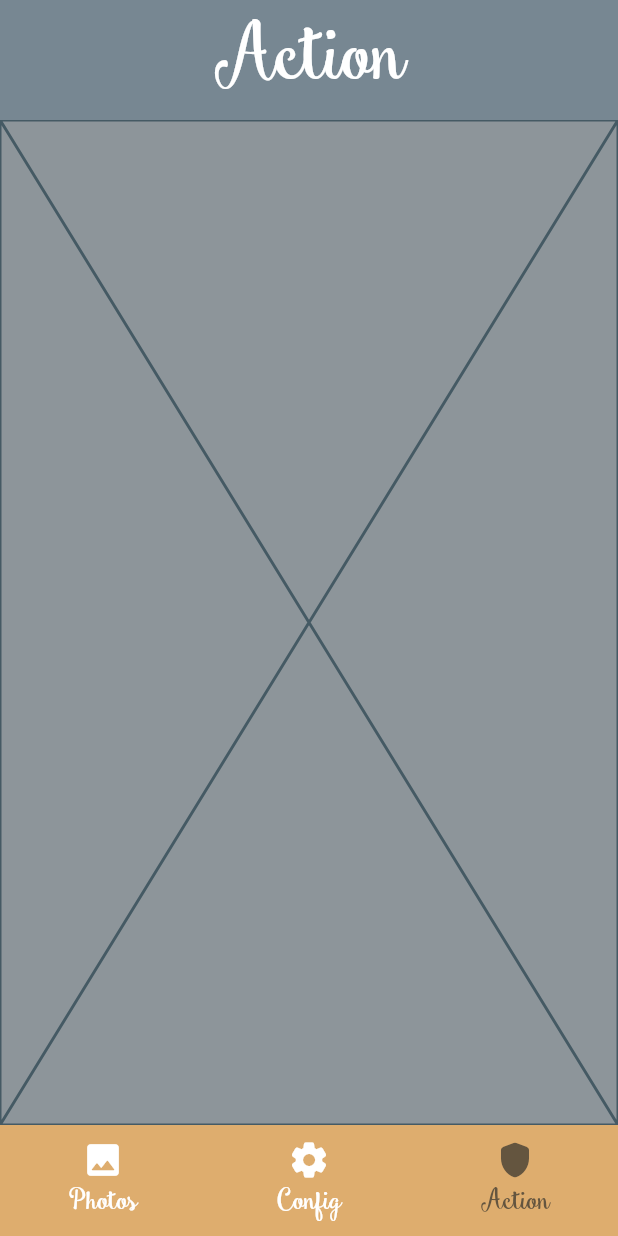
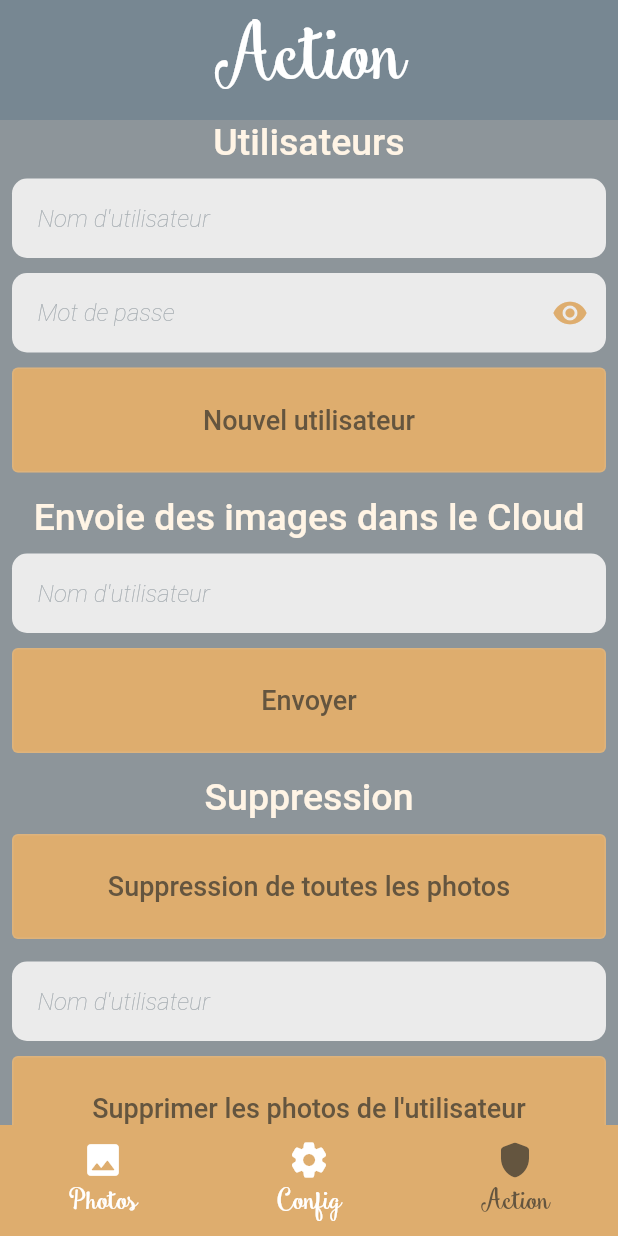
Before and after one commit to momo2555/fiebooth_portail, a Flutter app: the HomeView screen opened by its route, item 3 of the bottom bar chosen, on a phone screen of 412 x 824 dp. Run offline on Flutter 3.47's test engine with Material 2 defaults, Android fonts, the phone set to English and light mode, and no system bars; our stand-ins replace dio, flutter_spinbox, fluttertoast; missing offline and left inert: dart:js; accounts and stored records are empty; Roboto replaces fonts that are missing (Reem Kufi Fun).

Commit message:
add action page

```diff
--- a/lib/components/action_button.dart
+++ b/lib/components/action_button.dart
@@ -69,7 +69,7 @@ class ActionButton extends StatefulWidget {
       expanded: true,
     );
   }
-  factory ActionButton.squaredLight(String text, Function() action) {
+  factory ActionButton.squaredLight(String text, Function() action, [expanded = true]) {
     var context = globalNavigatorKey.currentContext!;
     return ActionButton(
       text: text,
@@ -78,6 +78,7 @@ class ActionButton extends StatefulWidget {
       color: Theme.of(context).colorScheme.onSecondary,
       rounded: false,
       filled: true,
+      expanded: expanded,
     );
   }
   factory ActionButton.squaredDark(String text, Function() action) {
--- a/lib/components/simple_input.dart
+++ b/lib/components/simple_input.dart
@@ -14,7 +14,7 @@ class SimpleInput extends StatefulWidget {
     this.previousNode,
     this.onChange,
     this.validator,
-    this.value = "",
+    this.value,
     this.minLines,
     this.maxLines,
     this.inputFormatters,
@@ -32,7 +32,7 @@ class SimpleInput extends StatefulWidget {
   final FocusNode? previousNode;
   final Function(dynamic value)? validator;
   final Function(String value)? onChange;
-  final String value;
+  final String? value;
   final int? minLines;
   final int? maxLines;
   final TextEditingController? controller;
@@ -347,7 +347,7 @@ class _SimpleInputState extends State<SimpleInput> {
       digits: 3,
       step: 0.01,
       spacing: 40,
-      value: double.parse(widget.value),
+      value: double.parse(widget.value??"0.0"),
       onChanged: (val) {
         value = val.toString();
         widget.onChange != null ? widget.onChange!(val.toString()) : () {};
@@ -378,6 +378,7 @@ class _SimpleInputState extends State<SimpleInput> {
 
   @override
   Widget build(BuildContext context) {
+    print("build ${widget.placeholder} = ${widget.value}");
     if (widget.type == 'multiline') {
       return _multilineInput();
     } else if (widget.type == 'numeric') {
--- a/lib/views/pages/action_page.dart
+++ b/lib/views/pages/action_page.dart
@@ -1,3 +1,7 @@
+import 'package:fiebooth_portail/components/action_button.dart';
+import 'package:fiebooth_portail/components/simple_input.dart';
+import 'package:fiebooth_portail/components/simple_text.dart';
+import 'package:flutter/cupertino.dart';
 import 'package:flutter/src/widgets/framework.dart';
 import 'package:flutter/src/widgets/placeholder.dart';
 
@@ -11,6 +15,63 @@ class ActionPage extends StatefulWidget {
 class _ActionPageState extends State<ActionPage> {
   @override
   Widget build(BuildContext context) {
-    return const Placeholder();
+    return SingleChildScrollView(
+      child: Padding(
+        padding: const EdgeInsets.symmetric(horizontal: 8),
+        child: Column(
+          children: [
+            ..._createUserBloc,
+
+            ..._uploadCloudBloc,
+
+            ..._deletionBloc,
+
+            ..._otherBloc,
+
+          ],
+        ),
+      ),
+    );
+  }
+
+  List<Widget> get _otherBloc {
+    return [SimpleText.labelTitle("Autres"),
+        SizedBox(height: 10,),
+        ActionButton.squaredLight("Voir les logs", () => null),
+        SizedBox(height: 10,),
+        ActionButton.squaredLight("Redémerrer le Fiebooth", () => null),
+        SizedBox(height: 10,),
+        ActionButton.squaredLight("Se déconnecter", () => null),
+        SizedBox(height: 10,)];
+  }
+
+  List<Widget> get _deletionBloc {
+    return [SimpleText.labelTitle("Suppression"),
+        SizedBox(height: 10,),
+        ActionButton.squaredLight("Suppression de toutes les photos", () => null),
+        SizedBox(height: 15,),
+        SimpleInput(style: "filled", placeholder: "Nom d'utilisateur",),
+        SizedBox(height: 10,),
+        ActionButton.squaredLight("Supprimer les photos de l'utilisateur", () => null)];
+  }
+
+  List<Widget> get _uploadCloudBloc {
+    return [SimpleText.labelTitle("Envoie des images dans le Cloud"),
+        SizedBox(height: 10,),
+        SimpleInput(style: "filled", placeholder: "Nom d'utilisateur",),
+        SizedBox(height: 10,),
+        ActionButton.squaredLight("Envoyer", () => null),
+        SizedBox(height: 15,)];
+  }
+
+  List<Widget> get _createUserBloc {
+    return [SimpleText.labelTitle("Utilisateurs"),
+        SizedBox(height: 10,),
+        SimpleInput(style: "filled", placeholder: "Nom d'utilisateur",),
+        SizedBox(height: 10,),
+        SimpleInput(style: "filled", placeholder: "Mot de passe", type: "password",),
+        SizedBox(height: 10,),
+        ActionButton.squaredLight("Nouvel utilisateur", () => null),
+        SizedBox(height: 15,)];
   }
 }
```
Also changed, not shown: lib/utils/dialog_utils.dart (+15 -8 lines), lib/views/pages/settings_page.dart (+23 -9 lines).
